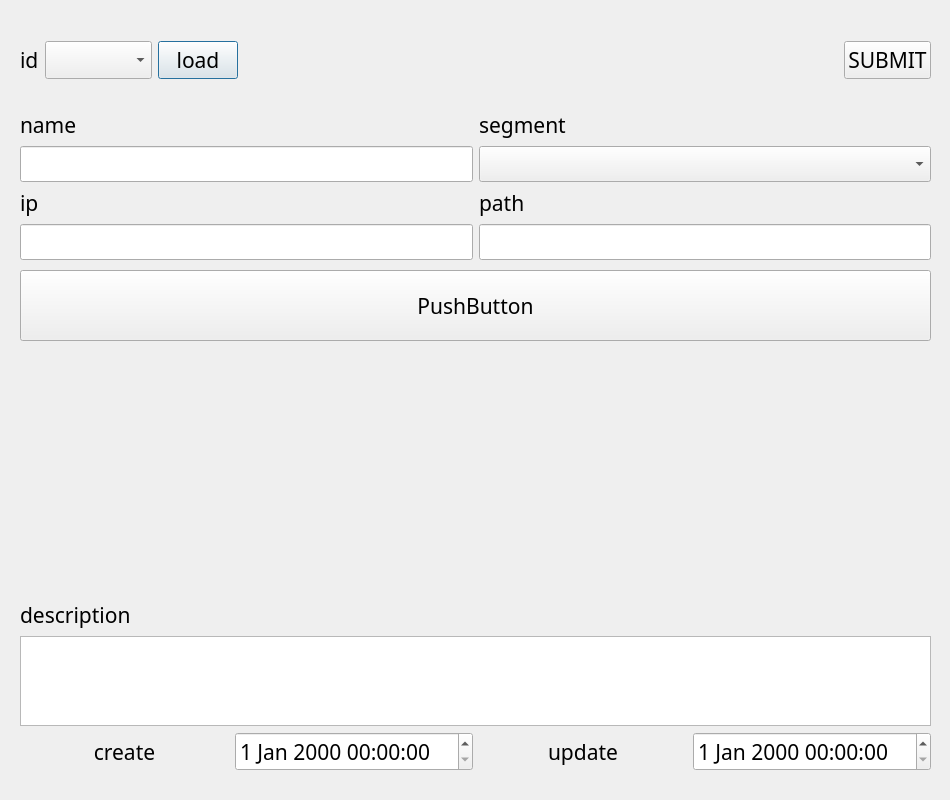
This is ui/spDialog.ui in SuhYeoJee/OrderManager as Qt 5 draws it before an edit. The edited form follows.
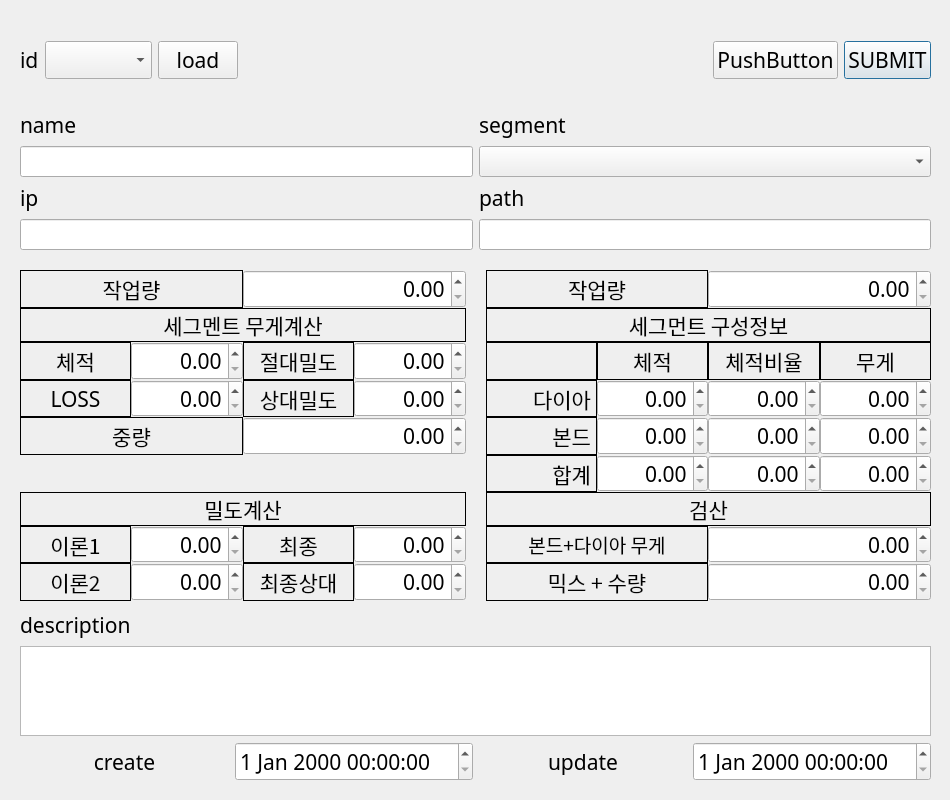
This is the edited form.

Commit message: spdialog 계산창

What changed in the file:
```diff
--- a/ui/spDialog.ui
+++ b/ui/spDialog.ui
@@ -23,7 +23,7 @@
    <property name="geometry">
     <rect>
      <x>20</x>
-     <y>600</y>
+     <y>610</y>
      <width>911</width>
      <height>171</height>
     </rect>
@@ -81,6 +81,20 @@
     </rect>
    </property>
    <layout class="QGridLayout" name="gridLayout_4">
+    <item row="0" column="0">
+     <widget class="QLabel" name="label_12">
+      <property name="text">
+       <string>id</string>
+      </property>
+     </widget>
+    </item>
+    <item row="0" column="6">
+     <widget class="QPushButton" name="submitBtn">
+      <property name="text">
+       <string>SUBMIT</string>
+      </property>
+     </widget>
+    </item>
     <item row="0" column="2">
      <widget class="QPushButton" name="loadBtn">
       <property name="text">
@@ -88,9 +102,6 @@
       </property>
      </widget>
     </item>
-    <item row="0" column="1">
-     <widget class="QComboBox" name="idComboBox"/>
-    </item>
     <item row="0" column="4">
      <spacer name="horizontalSpacer">
       <property name="orientation">
@@ -104,17 +115,13 @@
       </property>
      </spacer>
     </item>
-    <item row="0" column="0">
-     <widget class="QLabel" name="label_12">
-      <property name="text">
-       <string>id</string>
-      </property>
-     </widget>
+    <item row="0" column="1">
+     <widget class="QComboBox" name="idComboBox"/>
     </item>
     <item row="0" column="5">
-     <widget class="QPushButton" name="submitBtn">
+     <widget class="QPushButton" name="pushButton">
       <property name="text">
-       <string>SUBMIT</string>
+       <string>PushButton</string>
       </property>
      </widget>
     </item>
@@ -126,7 +133,7 @@
      <x>20</x>
      <y>110</y>
      <width>911</width>
-     <height>151</height>
+     <height>141</height>
     </rect>
    </property>
    <layout class="QGridLayout" name="gridLayout_3">
@@ -193,18 +200,589 @@
     </item>
    </layout>
   </widget>
-  <widget class="QPushButton" name="pushButton">
+  <widget class="QWidget" name="gridLayoutWidget_4">
    <property name="geometry">
     <rect>
      <x>20</x>
      <y>270</y>
      <width>911</width>
-     <height>71</height>
+     <height>331</height>
     </rect>
    </property>
-   <property name="text">
-    <string>PushButton</string>
-   </property>
+   <layout class="QGridLayout" name="gridLayout">
+    <property name="spacing">
+     <number>0</number>
+    </property>
+    <item row="8" column="5" colspan="4">
+     <widget class="QLabel" name="label_25">
+      <property name="frameShape">
+       <enum>QFrame::Box</enum>
+      </property>
+      <property name="text">
+       <string>검산</string>
+      </property>
+      <property name="alignment">
+       <set>Qt::AlignCenter</set>
+      </property>
+      <property name="margin">
+       <number>3</number>
+      </property>
+     </widget>
+    </item>
+    <item row="6" column="8">
+     <widget class="QDoubleSpinBox" name="doubleSpinBox_10">
+      <property name="alignment">
+       <set>Qt::AlignRight|Qt::AlignTrailing|Qt::AlignVCenter</set>
+      </property>
+     </widget>
+    </item>
+    <item row="0" column="5" colspan="2">
+     <widget class="QLabel" name="label_43">
+      <property name="frameShape">
+       <enum>QFrame::Box</enum>
+      </property>
+      <property name="text">
+       <string>작업량</string>
+      </property>
+      <property name="alignment">
+       <set>Qt::AlignCenter</set>
+      </property>
+      <property name="margin">
+       <number>3</number>
+      </property>
+     </widget>
+    </item>
+    <item row="0" column="0" colspan="2">
+     <widget class="QLabel" name="label">
+      <property name="frameShape">
+       <enum>QFrame::Box</enum>
+      </property>
+      <property name="text">
+       <string>작업량</string>
+      </property>
+      <property name="alignment">
+       <set>Qt::AlignCenter</set>
+      </property>
+      <property name="margin">
+       <number>3</number>
+      </property>
+     </widget>
+    </item>
+    <item row="5" column="7">
+     <widget class="QDoubleSpinBox" name="doubleSpinBox_7">
+      <property name="alignment">
+       <set>Qt::AlignRight|Qt::AlignTrailing|Qt::AlignVCenter</set>
+      </property>
+     </widget>
+    </item>
+    <item row="9" column="5" colspan="2">
+     <widget class="QLabel" name="label_41">
+      <property name="font">
+       <font>
+        <pointsize>14</pointsize>
+       </font>
+      </property>
+      <property name="frameShape">
+       <enum>QFrame::Box</enum>
+      </property>
+      <property name="text">
+       <string>본드+다이아 무게</string>
+      </property>
+      <property name="alignment">
+       <set>Qt::AlignCenter</set>
+      </property>
+      <property name="margin">
+       <number>3</number>
+      </property>
+     </widget>
+    </item>
+    <item row="10" column="2">
+     <widget class="QLabel" name="label_27">
+      <property name="frameShape">
+       <enum>QFrame::Box</enum>
+      </property>
+      <property name="text">
+       <string>최종상대</string>
+      </property>
+      <property name="alignment">
+       <set>Qt::AlignCenter</set>
+      </property>
+      <property name="margin">
+       <number>3</number>
+      </property>
+     </widget>
+    </item>
+    <item row="5" column="5">
+     <widget class="QLabel" name="label_8">
+      <property name="frameShape">
+       <enum>QFrame::Box</enum>
+      </property>
+      <property name="text">
+       <string>본드</string>
+      </property>
+      <property name="alignment">
+       <set>Qt::AlignRight|Qt::AlignTrailing|Qt::AlignVCenter</set>
+      </property>
+      <property name="margin">
+       <number>3</number>
+      </property>
+     </widget>
+    </item>
+    <item row="9" column="3">
+     <widget class="QDoubleSpinBox" name="doubleSpinBox_17">
+      <property name="alignment">
+       <set>Qt::AlignRight|Qt::AlignTrailing|Qt::AlignVCenter</set>
+      </property>
+     </widget>
+    </item>
+    <item row="4" column="5">
+     <widget class="QLabel" name="label_5">
+      <property name="frameShape">
+       <enum>QFrame::Box</enum>
+      </property>
+      <property name="text">
+       <string>다이아</string>
+      </property>
+      <property name="alignment">
+       <set>Qt::AlignRight|Qt::AlignTrailing|Qt::AlignVCenter</set>
+      </property>
+      <property name="margin">
+       <number>3</number>
+      </property>
+     </widget>
+    </item>
+    <item row="5" column="2" colspan="2">
+     <widget class="QDoubleSpinBox" name="doubleSpinBox_3">
+      <property name="alignment">
+       <set>Qt::AlignRight|Qt::AlignTrailing|Qt::AlignVCenter</set>
+      </property>
+     </widget>
+    </item>
+    <item row="4" column="6">
+     <widget class="QDoubleSpinBox" name="doubleSpinBox_4">
+      <property name="alignment">
+       <set>Qt::AlignRight|Qt::AlignTrailing|Qt::AlignVCenter</set>
+      </property>
+     </widget>
+    </item>
+    <item row="5" column="0" colspan="2">
+     <widget class="QLabel" name="label_22">
+      <property name="frameShape">
+       <enum>QFrame::Box</enum>
+      </property>
+      <property name="text">
+       <string>중량</string>
+      </property>
+      <property name="alignment">
+       <set>Qt::AlignCenter</set>
+      </property>
+      <property name="margin">
+       <number>3</number>
+      </property>
+     </widget>
+    </item>
+    <item row="3" column="2">
+     <widget class="QLabel" name="label_11">
+      <property name="frameShape">
+       <enum>QFrame::Box</enum>
+      </property>
+      <property name="text">
+       <string>절대밀도</string>
+      </property>
+      <property name="alignment">
+       <set>Qt::AlignCenter</set>
+      </property>
+      <property name="margin">
+       <number>3</number>
+      </property>
+     </widget>
+    </item>
+    <item row="4" column="2">
+     <widget class="QLabel" name="label_13">
+      <property name="frameShape">
+       <enum>QFrame::Box</enum>
+      </property>
+      <property name="text">
+       <string>상대밀도</string>
+      </property>
+      <property name="alignment">
+       <set>Qt::AlignCenter</set>
+      </property>
+      <property name="margin">
+       <number>3</number>
+      </property>
+     </widget>
+    </item>
+    <item row="8" column="0" colspan="4">
+     <widget class="QLabel" name="label_26">
+      <property name="frameShape">
+       <enum>QFrame::Box</enum>
+      </property>
+      <property name="text">
+       <string>밀도계산</string>
+      </property>
+      <property name="alignment">
+       <set>Qt::AlignCenter</set>
+      </property>
+      <property name="margin">
+       <number>3</number>
+      </property>
+     </widget>
+    </item>
+    <item row="9" column="2">
+     <widget class="QLabel" name="label_28">
+      <property name="frameShape">
+       <enum>QFrame::Box</enum>
+      </property>
+      <property name="text">
+       <string>최종</string>
+      </property>
+      <property name="alignment">
+       <set>Qt::AlignCenter</set>
+      </property>
+      <property name="margin">
+       <number>3</number>
+      </property>
+     </widget>
+    </item>
+    <item row="4" column="8">
+     <widget class="QDoubleSpinBox" name="doubleSpinBox_8">
+      <property name="alignment">
+       <set>Qt::AlignRight|Qt::AlignTrailing|Qt::AlignVCenter</set>
+      </property>
+     </widget>
+    </item>
+    <item row="6" column="6">
+     <widget class="QDoubleSpinBox" name="doubleSpinBox_12">
+      <property name="alignment">
+       <set>Qt::AlignRight|Qt::AlignTrailing|Qt::AlignVCenter</set>
+      </property>
+     </widget>
+    </item>
+    <item row="4" column="0">
+     <widget class="QLabel" name="label_24">
+      <property name="frameShape">
+       <enum>QFrame::Box</enum>
+      </property>
+      <property name="text">
+       <string>LOSS</string>
+      </property>
+      <property name="alignment">
+       <set>Qt::AlignCenter</set>
+      </property>
+      <property name="margin">
+       <number>3</number>
+      </property>
+     </widget>
+    </item>
+    <item row="3" column="0">
+     <widget class="QLabel" name="label_3">
+      <property name="frameShape">
+       <enum>QFrame::Box</enum>
+      </property>
+      <property name="text">
+       <string>체적</string>
+      </property>
+      <property name="alignment">
+       <set>Qt::AlignCenter</set>
+      </property>
+      <property name="margin">
+       <number>3</number>
+      </property>
+     </widget>
+    </item>
+    <item row="0" column="2" colspan="2">
+     <widget class="QDoubleSpinBox" name="doubleSpinBox_39">
+      <property name="alignment">
+       <set>Qt::AlignRight|Qt::AlignTrailing|Qt::AlignVCenter</set>
+      </property>
+     </widget>
+    </item>
+    <item row="10" column="3">
+     <widget class="QDoubleSpinBox" name="doubleSpinBox_15">
+      <property name="alignment">
+       <set>Qt::AlignRight|Qt::AlignTrailing|Qt::AlignVCenter</set>
+      </property>
+     </widget>
+    </item>
+    <item row="10" column="7" colspan="2">
+     <widget class="QDoubleSpinBox" name="doubleSpinBox_38">
+      <property name="alignment">
+       <set>Qt::AlignRight|Qt::AlignTrailing|Qt::AlignVCenter</set>
+      </property>
+     </widget>
+    </item>
+    <item row="9" column="1">
+     <widget class="QDoubleSpinBox" name="doubleSpinBox_18">
+      <property name="alignment">
+       <set>Qt::AlignRight|Qt::AlignTrailing|Qt::AlignVCenter</set>
+      </property>
+     </widget>
+    </item>
+    <item row="4" column="1">
+     <widget class="QDoubleSpinBox" name="doubleSpinBox_13">
+      <property name="alignment">
+       <set>Qt::AlignRight|Qt::AlignTrailing|Qt::AlignVCenter</set>
+      </property>
+     </widget>
+    </item>
+    <item row="4" column="7">
+     <widget class="QDoubleSpinBox" name="doubleSpinBox_6">
+      <property name="alignment">
+       <set>Qt::AlignRight|Qt::AlignTrailing|Qt::AlignVCenter</set>
+      </property>
+     </widget>
+    </item>
+    <item row="6" column="5">
+     <widget class="QLabel" name="label_9">
+      <property name="frameShape">
+       <enum>QFrame::Box</enum>
+      </property>
+      <property name="text">
+       <string>합계</string>
+      </property>
+      <property name="alignment">
+       <set>Qt::AlignRight|Qt::AlignTrailing|Qt::AlignVCenter</set>
+      </property>
+      <property name="margin">
+       <number>3</number>
+      </property>
+     </widget>
+    </item>
+    <item row="3" column="7">
+     <widget class="QLabel" name="label_10">
+      <property name="frameShape">
+       <enum>QFrame::Box</enum>
+      </property>
+      <property name="text">
+       <string>체적비율</string>
+      </property>
+      <property name="alignment">
+       <set>Qt::AlignCenter</set>
+      </property>
+      <property name="margin">
+       <number>3</number>
+      </property>
+     </widget>
+    </item>
+    <item row="4" column="3">
+     <widget class="QDoubleSpinBox" name="doubleSpinBox_14">
+      <property name="alignment">
+       <set>Qt::AlignRight|Qt::AlignTrailing|Qt::AlignVCenter</set>
+      </property>
+     </widget>
+    </item>
+    <item row="1" column="4">
+     <spacer name="verticalSpacer">
+      <property name="orientation">
+       <enum>Qt::Vertical</enum>
+      </property>
+      <property name="sizeHint" stdset="0">
+       <size>
+        <width>20</width>
+        <height>40</height>
+       </size>
+      </property>
+     </spacer>
+    </item>
+    <item row="9" column="0">
+     <widget class="QLabel" name="label_23">
+      <property name="frameShape">
+       <enum>QFrame::Box</enum>
+      </property>
+      <property name="text">
+       <string>이론1</string>
+      </property>
+      <property name="alignment">
+       <set>Qt::AlignCenter</set>
+      </property>
+      <property name="margin">
+       <number>3</number>
+      </property>
+     </widget>
+    </item>
+    <item row="6" column="7">
+     <widget class="QDoubleSpinBox" name="doubleSpinBox_11">
+      <property name="alignment">
+       <set>Qt::AlignRight|Qt::AlignTrailing|Qt::AlignVCenter</set>
+      </property>
+     </widget>
+    </item>
+    <item row="3" column="3">
+     <widget class="QDoubleSpinBox" name="doubleSpinBox">
+      <property name="alignment">
+       <set>Qt::AlignRight|Qt::AlignTrailing|Qt::AlignVCenter</set>
+      </property>
+     </widget>
+    </item>
+    <item row="5" column="6">
+     <widget class="QDoubleSpinBox" name="doubleSpinBox_5">
+      <property name="alignment">
+       <set>Qt::AlignRight|Qt::AlignTrailing|Qt::AlignVCenter</set>
+      </property>
+     </widget>
+    </item>
+    <item row="10" column="1">
+     <widget class="QDoubleSpinBox" name="doubleSpinBox_16">
+      <property name="alignment">
+       <set>Qt::AlignRight|Qt::AlignTrailing|Qt::AlignVCenter</set>
+      </property>
+     </widget>
+    </item>
+    <item row="9" column="7" colspan="2">
+     <widget class="QDoubleSpinBox" name="doubleSpinBox_37">
+      <property name="alignment">
+       <set>Qt::AlignRight|Qt::AlignTrailing|Qt::AlignVCenter</set>
+      </property>
+     </widget>
+    </item>
+    <item row="3" column="8">
+     <widget class="QLabel" name="label_4">
+      <property name="frameShape">
+       <enum>QFrame::Box</enum>
+      </property>
+      <property name="text">
+       <string>무게</string>
+      </property>
+      <property name="alignment">
+       <set>Qt::AlignCenter</set>
+      </property>
+      <property name="margin">
+       <number>3</number>
+      </property>
+     </widget>
+    </item>
+    <item row="10" column="5" colspan="2">
+     <widget class="QLabel" name="label_42">
+      <property name="frameShape">
+       <enum>QFrame::Box</enum>
+      </property>
+      <property name="text">
+       <string>믹스 + 수량</string>
+      </property>
+      <property name="alignment">
+       <set>Qt::AlignCenter</set>
+      </property>
+      <property name="margin">
+       <number>3</number>
+      </property>
+     </widget>
+    </item>
+    <item row="5" column="8">
+     <widget class="QDoubleSpinBox" name="doubleSpinBox_9">
+      <property name="alignment">
+       <set>Qt::AlignRight|Qt::AlignTrailing|Qt::AlignVCenter</set>
+      </property>
+     </widget>
+    </item>
+    <item row="2" column="0" colspan="4">
+     <widget class="QLabel" name="label_2">
+      <property name="frameShape">
+       <enum>QFrame::Box</enum>
+      </property>
+      <property name="text">
+       <string>세그멘트 무게계산</string>
+      </property>
+      <property name="alignment">
+       <set>Qt::AlignCenter</set>
+      </property>
+      <property name="margin">
+       <number>3</number>
+      </property>
+     </widget>
+    </item>
+    <item row="3" column="1">
+     <widget class="QDoubleSpinBox" name="doubleSpinBox_2">
+      <property name="alignment">
+       <set>Qt::AlignRight|Qt::AlignTrailing|Qt::AlignVCenter</set>
+      </property>
+     </widget>
+    </item>
+    <item row="10" column="0">
+     <widget class="QLabel" name="label_21">
+      <property name="frameShape">
+       <enum>QFrame::Box</enum>
+      </property>
+      <property name="text">
+       <string>이론2</string>
+      </property>
+      <property name="alignment">
+       <set>Qt::AlignCenter</set>
+      </property>
+      <property name="margin">
+       <number>3</number>
+      </property>
+     </widget>
+    </item>
+    <item row="7" column="4">
+     <spacer name="verticalSpacer_2">
+      <property name="orientation">
+       <enum>Qt::Vertical</enum>
+      </property>
+      <property name="sizeHint" stdset="0">
+       <size>
+        <width>20</width>
+        <height>40</height>
+       </size>
+      </property>
+     </spacer>
+    </item>
+    <item row="0" column="7" colspan="2">
+     <widget class="QDoubleSpinBox" name="doubleSpinBox_40">
+      <property name="alignment">
+       <set>Qt::AlignRight|Qt::AlignTrailing|Qt::AlignVCenter</set>
+      </property>
+     </widget>
+    </item>
+    <item row="2" column="5" colspan="4">
+     <widget class="QLabel" name="label_7">
+      <property name="frameShape">
+       <enum>QFrame::Box</enum>
+      </property>
+      <property name="text">
+       <string>세그먼트 구성정보</string>
+      </property>
+      <property name="alignment">
+       <set>Qt::AlignCenter</set>
+      </property>
+      <property name="margin">
+       <number>3</number>
+      </property>
+     </widget>
+    </item>
+    <item row="3" column="6">
+     <widget class="QLabel" name="label_6">
+      <property name="frameShape">
+       <enum>QFrame::Box</enum>
+      </property>
+      <property name="text">
+       <string>체적</string>
+      </property>
+      <property name="alignment">
+       <set>Qt::AlignCenter</set>
+      </property>
+      <property name="margin">
+       <number>3</number>
+      </property>
+     </widget>
+    </item>
+    <item row="3" column="5">
+     <widget class="QLabel" name="label_29">
+      <property name="frameShape">
+       <enum>QFrame::Box</enum>
+      </property>
+      <property name="text">
+       <string/>
+      </property>
+      <property name="alignment">
+       <set>Qt::AlignRight|Qt::AlignTrailing|Qt::AlignVCenter</set>
+      </property>
+      <property name="margin">
+       <number>3</number>
+      </property>
+     </widget>
+    </item>
+   </layout>
   </widget>
  </widget>
  <resources/>
```
The commit also changes 4 other files.
